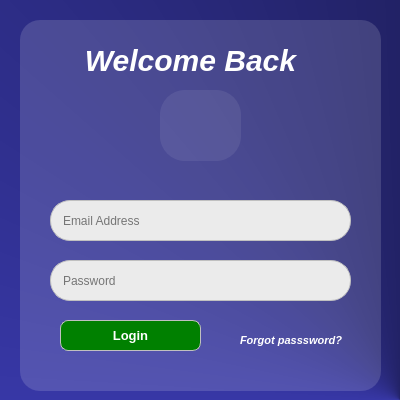
Qt form Login.ui (CjAy120/fashion_management_system) before a commit.
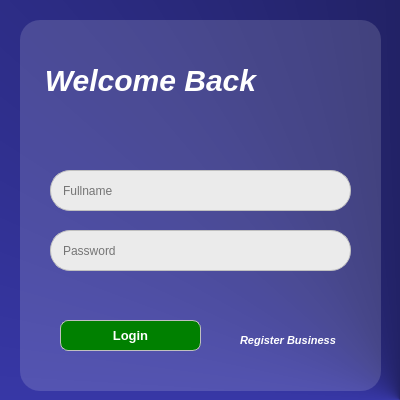
The same form after that commit. Icons and pictures are not drawn. Custom widgets are drawn as their Qt base class.

Commit message: converting gender fields to combobox and making touches to the login window

```diff
--- a/Login.ui
+++ b/Login.ui
@@ -231,7 +231,7 @@
      <property name="geometry">
       <rect>
        <x>30</x>
-       <y>180</y>
+       <y>150</y>
        <width>301</width>
        <height>41</height>
       </rect>
@@ -244,15 +244,18 @@
 	background-color: rgb(235, 235, 235);
 }</string>
      </property>
+     <property name="text">
+      <string/>
+     </property>
      <property name="placeholderText">
-      <string>Email Address</string>
+      <string>Fullname</string>
      </property>
     </widget>
     <widget class="QLineEdit" name="logPassFld">
      <property name="geometry">
       <rect>
        <x>30</x>
-       <y>240</y>
+       <y>210</y>
        <width>301</width>
        <height>41</height>
       </rect>
@@ -302,8 +305,8 @@
     <widget class="QLabel" name="label_5">
      <property name="geometry">
       <rect>
-       <x>50</x>
-       <y>20</y>
+       <x>10</x>
+       <y>40</y>
        <width>241</width>
        <height>41</height>
       </rect>
@@ -355,37 +358,6 @@
       <set>Qt::AlignCenter</set>
      </property>
     </widget>
-    <widget class="QLabel" name="pfp">
-     <property name="geometry">
-      <rect>
-       <x>140</x>
-       <y>70</y>
-       <width>81</width>
-       <height>71</height>
-      </rect>
-     </property>
-     <property name="styleSheet">
-      <string notr="true">QLabel {
-    border-radius: 25px;      
-    overflow: hidden;       
-}</string>
-     </property>
-     <property name="frameShape">
-      <enum>QFrame::NoFrame</enum>
-     </property>
-     <property name="text">
-      <string/>
-     </property>
-     <property name="pixmap">
-      <pixmap>../../Pictures/noprofile.jpg</pixmap>
-     </property>
-     <property name="scaledContents">
-      <bool>true</bool>
-     </property>
-     <property name="alignment">
-      <set>Qt::AlignCenter</set>
-     </property>
-    </widget>
     <widget class="ClickableLabel" name="createUser_link">
      <property name="geometry">
       <rect>
@@ -409,7 +381,7 @@
 background: transparent;</string>
      </property>
      <property name="text">
-      <string>Forgot passsword?</string>
+      <string>Register Business</string>
      </property>
     </widget>
    </widget>
```
Left out of the diff: 35 changed lines with no effect on the pictures. The commit also changes 9 other files.
